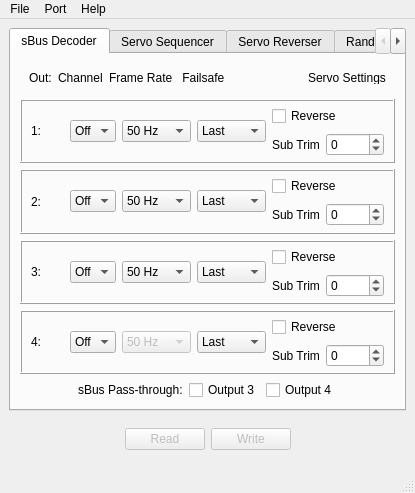
Before: the Qt Designer form Software/SBusDecoderClient/mainwindow.ui in bemcgarvey/SBus-Decoder, drawn with Qt 5.
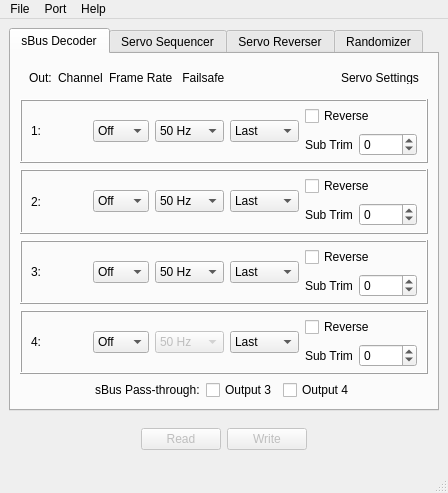
After: the same form once the commit is applied. Icons and pictures are not drawn.

Commit message: Fixed main window size

What changed in the file:
```diff
--- a/Software/SBusDecoderClient/mainwindow.ui
+++ b/Software/SBusDecoderClient/mainwindow.ui
@@ -6,10 +6,16 @@
    <rect>
     <x>0</x>
     <y>0</y>
-    <width>415</width>
+    <width>448</width>
     <height>493</height>
    </rect>
   </property>
+  <property name="minimumSize">
+   <size>
+    <width>448</width>
+    <height>493</height>
+   </size>
+  </property>
   <property name="windowIcon">
    <iconset resource="resources.qrc">
     <normaloff>:/images/icon.ico</normaloff>:/images/icon.ico</iconset>
@@ -2115,7 +2121,7 @@
     <rect>
      <x>0</x>
      <y>0</y>
-     <width>415</width>
+     <width>448</width>
      <height>22</height>
     </rect>
    </property>
```
